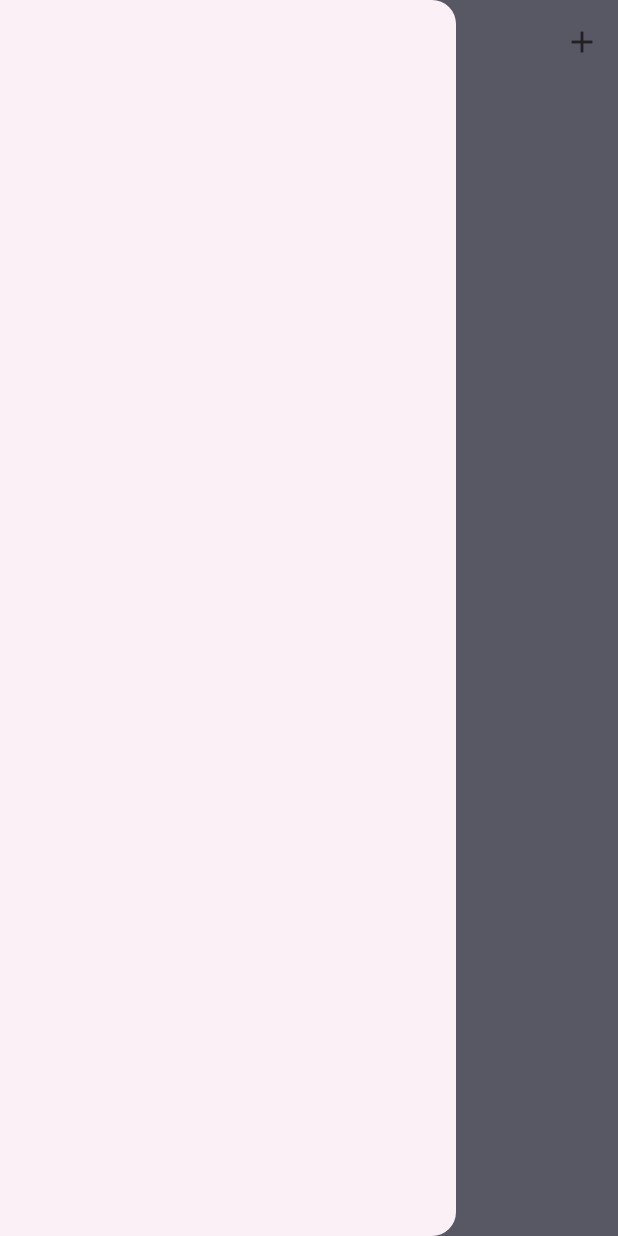
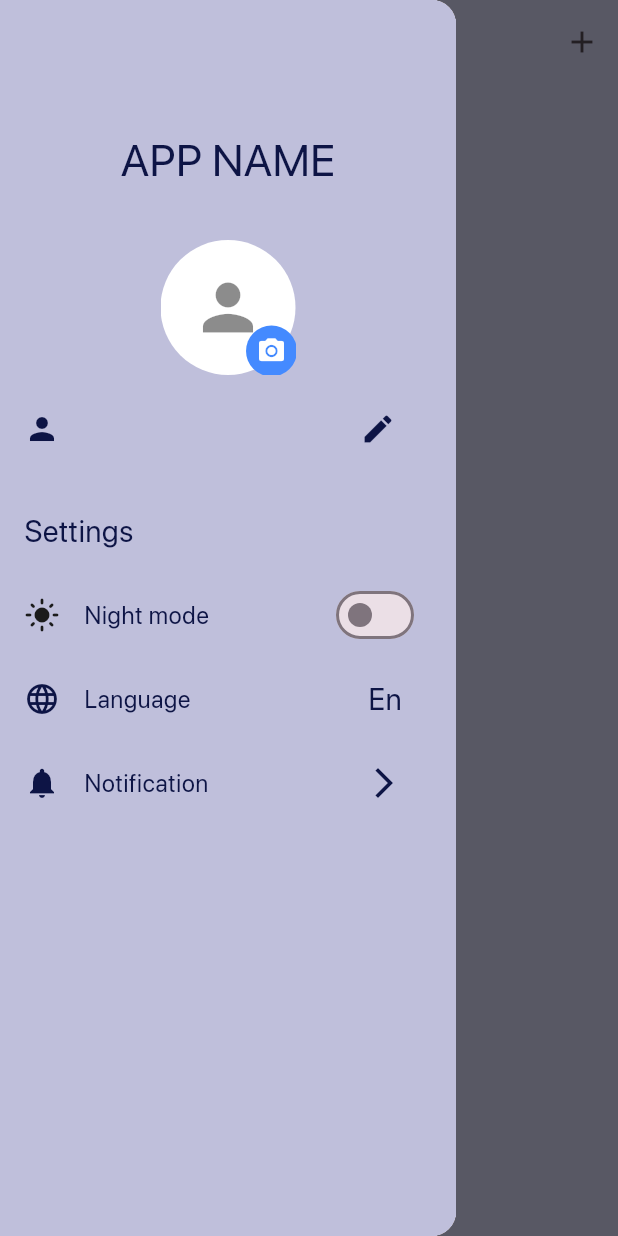
Before and after one commit to basant22saeed/event-countdown-depi-project, a Flutter app: the HomeScreen screen opened directly, with the side drawer open, on a phone screen of 412 x 824 dp. Run offline on Flutter 3.47's test engine with Material 3 defaults, Android fonts, the phone set to English and light mode, and no system bars; our stand-ins replace animated_splash_screen, image_picker, lottie, shared_preferences, smooth_page_indicator; accounts and stored records are empty; project files that could hold a hidden picture were left out.

Commit message:
add drawer screen and provider_drawer

```diff
--- /dev/null
+++ b/lib/screens/drawer.dart
@@ -0,0 +1,273 @@
+import 'dart:io';
+import 'package:event_countdown/screens/provider_drawer.dart';
+import 'package:flutter/material.dart';
+import 'package:image_picker/image_picker.dart';
+import 'package:shared_preferences/shared_preferences.dart';
+import 'package:provider/provider.dart';
+
+class AppDrawer extends StatefulWidget {
+  @override
+  _AppDrawerState createState() => _AppDrawerState();
+}
+
+class _AppDrawerState extends State<AppDrawer> {
+  bool _isNightMode = false;
+  String _selectedLanguage = "En";
+  String _username = "UserName";
+  File? _profileImage;
+
+  @override
+  void initState() {
+    super.initState();
+    _loadSettings();
+  }
+
+  Future<void> _loadSettings() async {
+    SharedPreferences prefs = await SharedPreferences.getInstance();
+    setState(() {
+      _isNightMode = prefs.getBool('nightMode') ?? false;
+      _selectedLanguage = prefs.getString('language') ?? 'En';
+      _username = prefs.getString('username') ?? 'UserName';
+    });
+  }
+
+  Future<void> _saveSettings() async {
+    SharedPreferences prefs = await SharedPreferences.getInstance();
+    prefs.setBool('nightMode', _isNightMode);
+    prefs.setString('language', _selectedLanguage);
+    prefs.setString('username', _username);
+  }
+
+  Future<void> _pickProfileImage() async {
+    final ImagePicker _picker = ImagePicker();
+    final action = await showDialog<int>(
+      context: context,
+      builder: (context) => AlertDialog(
+        title: Text('Choose an option'),
+        actions: [
+          TextButton(
+            child: Text('Take a Picture'),
+            onPressed: () => Navigator.of(context).pop(0),
+          ),
+          TextButton(
+            child: Text('Select from Gallery'),
+            onPressed: () => Navigator.of(context).pop(1),
+          ),
+        ],
+      ),
+    );
+
+    if (action != null) {
+      XFile? pickedImage;
+      if (action == 0) {
+        pickedImage = await _picker.pickImage(source: ImageSource.camera);
+      } else if (action == 1) {
+        pickedImage = await _picker.pickImage(source: ImageSource.gallery);
+      }
+
+      if (pickedImage != null) {
+        setState(() {
+          _profileImage = File(pickedImage!.path);
+        });
+      }
+    }
+  }
+
+  @override
+  Widget build(BuildContext context) {
+    bool isDarkMode = Provider.of<ThemeProvider>(context).isDarkMode; // Get the current theme mode
+    return Drawer(
+      child: Container(
+        color: isDarkMode ? Color(0xff1B1B1B) : Color(0xffBFBFDB),
+        child: ListView(
+          padding: EdgeInsets.zero,
+          children: [
+            SizedBox(height: 85.0),
+            Column(
+              crossAxisAlignment: CrossAxisAlignment.center,
+              children: [
+                Text(
+                  'APP NAME',
+                  style: TextStyle(color: isDarkMode ? Colors.white : Color(0xFF0D1445), fontSize: 30), // Change text color based on theme
+                ),
+              ],
+            ),
+            SizedBox(height: 16.0),
+            Container(
+              padding: EdgeInsets.all(16.0),
+              child: Column(
+                crossAxisAlignment: CrossAxisAlignment.center,
+                children: [
+                  Stack(
+                    children: [
+                      CircleAvatar(
+                        radius: 45,
+                        backgroundColor: Colors.white,
+                        backgroundImage: _profileImage != null ? FileImage(_profileImage!) : null,
+                        child: _profileImage == null
+                            ? Icon(Icons.person, size: 50, color: Colors.black45)
+                            : null,
+                      ),
+                      Positioned(
+                        bottom: -1,
+                        right: -1,
+                        child: GestureDetector(
+                          onTap: _pickProfileImage,
+                          child: CircleAvatar(
+                            backgroundColor: Colors.blueAccent,
+                            radius: 17,
+                            child: Icon(Icons.camera_alt, color: Colors.white, size: 20),
+                          ),
+                        ),
+                      ),
+                    ],
+                  ),
+                  SizedBox(height: 12.0),
+                  Row(
+                    mainAxisAlignment: MainAxisAlignment.spaceBetween,
+                    children: [
+                      Row(
+                        children: [
+                          Icon(Icons.person, color: isDarkMode ? Colors.white : Color(0xFF0D1445)), // Change icon color based on theme
+                          SizedBox(width:12.0),
+                          Text(
+                            _username,
+                            style: TextStyle(color: isDarkMode ? Colors.white : Color(0xFF0D1445), fontSize: 18), // Change text color based on theme
+                          ),
+                        ],
+                      ),
+                      Padding(
+                        padding: const EdgeInsets.only(right: 12),
+                        child: IconButton(
+                          icon: Icon(Icons.edit, color: isDarkMode ? Colors.white : Color(0xFF0D1445)), // Change icon color based on theme
+                          onPressed: _editUsername,
+                        ),
+                      ),
+                    ],
+                  ),
+                ],
+              ),
+            ),
+            ListTile(
+              title: Text(
+                'Settings',
+                style: TextStyle(color: isDarkMode ? Colors.white : Color(0xFF0D1445), fontSize: 20), // Change text color based on theme
+              ),
+            ),
+
+            SwitchListTile(
+              secondary: Icon(
+                isDarkMode ? Icons.dark_mode : Icons.light_mode,
+                color: isDarkMode ? Colors.white: Color(0xff1B1B1B),
+              ),
+              title: Text('Night mode', style: TextStyle(color: isDarkMode ? Colors.white : Color(0xFF0D1445))), // Change text color based on theme
+              value: isDarkMode,
+              activeColor: Colors.blue,
+              onChanged: (bool value) {
+                final provider = Provider.of<ThemeProvider>(context, listen: false);
+                provider.toggleTheme(value);
+              },
+            ),
+            ListTile(
+              leading: Icon(Icons.language, color: isDarkMode ? Colors.white : Color(0xFF0D1445)), // Change icon color based on theme
+              title: Text('Language', style: TextStyle(color: isDarkMode ? Colors.white : Color(0xFF0D1445))), // Change text color based on theme
+              trailing: Padding(
+                padding: const EdgeInsets.only(right: 12),
+                child: Text(
+                  _selectedLanguage,
+                  style: TextStyle(color: isDarkMode ? Colors.white : Color(0xFF0D1445), fontSize: 20), // Change text color based on theme
+                ),
+              ),
+              onTap: _selectLanguage,
+            ),
+
+            ListTile(
+              leading: Icon(Icons.notifications, color: isDarkMode ? Colors.white : Color(0xFF0D1445)), // Change icon color based on theme
+              title: Row(
+                mainAxisAlignment: MainAxisAlignment.spaceBetween,
+                children: [
+                  Text(
+                    'Notification',
+                    style: TextStyle(color: isDarkMode ? Colors.white : Color(0xFF0D1445)), // Change text color based on theme
+                  ),
+                  SizedBox(width: 8.0), // Space between text and icon
+                  Padding(
+                    padding: const EdgeInsets.only(right: 12),
+                    child: Icon(Icons.arrow_forward_ios, color: isDarkMode ? Colors.white : Color(0xFF0D1445)),
+                  ),
+                ],
+              ),
+              onTap: () {
+              },
+            ),
+
+          ],
+        ),
+      ),
+    );
+  }
+
+  void _editUsername() {
+    showDialog(
+      context: context,
+      builder: (context) {
+        TextEditingController _usernameController = TextEditingController(text: _username);
+        return AlertDialog(
+          title: Text('Edit Username'),
+          content: TextField(
+            controller: _usernameController,
+            decoration: InputDecoration(hintText: 'Enter new username'),
+          ),
+          actions: [
+            TextButton(
+              onPressed: () {
+                setState(() {
+                  _username = _usernameController.text;
+                  _saveSettings();
+                });
+                Navigator.of(context).pop();
+              },
+              child: Text('Save'),
+            ),
+          ],
+        );
+      },
+    );
+  }
+
+  void _selectLanguage() {
+    showDialog(
+      context: context,
+      builder: (context) {
+        return AlertDialog(
+          title: Text('Select Language'),
+          content: Column(
+            mainAxisSize: MainAxisSize.min,
+            children: [
+              ListTile(
+                title: Text('English'),
+                onTap: () {
+                  setState(() {
+                    _selectedLanguage = 'En';
+                    _saveSettings();
+                  });
+                  Navigator.of(context).pop();
+                },
+              ),
+              ListTile(
+                title: Text('Arabic'),
+                onTap: () {
+                  setState(() {
+                    _selectedLanguage = 'Ar';
+                    _saveSettings();
+                  });
+                  Navigator.of(context).pop();
+                },
+              ),
+            ],
+          ),
+        );
+      },
+    );
+  }
+}
--- a/lib/screens/home.dart
+++ b/lib/screens/home.dart
@@ -2,6 +2,7 @@
 
 import 'package:event_countdown/screens/add_event.dart';
 import 'package:flutter/material.dart';
+import 'package:event_countdown/screens/drawer.dart';
 
 class HomeScreen extends StatelessWidget {
   const HomeScreen({super.key});
@@ -33,7 +34,7 @@ class HomeScreen extends StatelessWidget {
       ),
 
 //!           الصفحة الجانبية للاعدادات-> بشمهندسة نورهان
-      drawer: const Drawer(),
+      drawer: AppDrawer(),
     );
   }
 }
--- /dev/null
+++ b/lib/screens/provider_drawer.dart
@@ -0,0 +1,13 @@
+//  نورهان  ---  (drawer)الخاصه بال provider دي صفحه ال
+import 'package:flutter/material.dart';
+
+class ThemeProvider extends ChangeNotifier {
+  ThemeMode themeMode = ThemeMode.light;
+
+  bool get isDarkMode => themeMode == ThemeMode.dark;
+
+  void toggleTheme(bool isOn) {
+    themeMode = isOn ? ThemeMode.dark : ThemeMode.light;
+    notifyListeners();
+  }
+}
--- a/pubspec.yaml
+++ b/pubspec.yaml
@@ -39,6 +39,7 @@ dependencies:
   shared_preferences: ^2.3.2
   lottie: ^3.1.2
   provider: ^6.1.2
+  image_picker: ^1.1.2
 
 dev_dependencies:
   flutter_test:
```
Also changed, not shown: lib/main.dart (+16 -1 lines), pubspec.lock.
